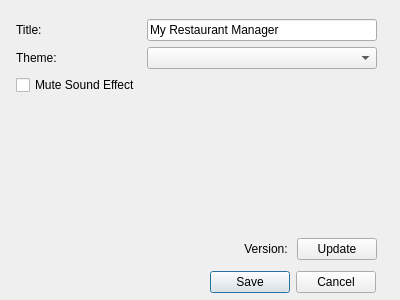
Old version of the form ui/configwindow.ui in the repository sriv95/My-Restaurant-Manager.
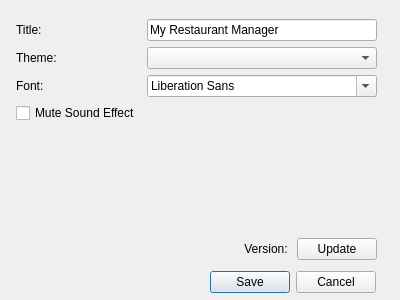
New version of the form.

Commit message: Add font selection feature in config window and apply font settings

Diff of the .ui file:
```diff
--- a/ui/configwindow.ui
+++ b/ui/configwindow.ui
@@ -52,13 +52,23 @@
       <item row="1" column="1">
        <widget class="QComboBox" name="ThemeSelect"/>
       </item>
-      <item row="2" column="0">
+      <item row="3" column="0">
        <widget class="QCheckBox" name="Mute">
         <property name="text">
          <string>Mute Sound Effect</string>
         </property>
        </widget>
       </item>
+      <item row="2" column="0">
+       <widget class="QLabel" name="label_2">
+        <property name="text">
+         <string>Font: </string>
+        </property>
+       </widget>
+      </item>
+      <item row="2" column="1">
+       <widget class="QFontComboBox" name="fontComboBox"/>
+      </item>
      </layout>
     </item>
     <item>
```
The commit also changes 3 other files.
